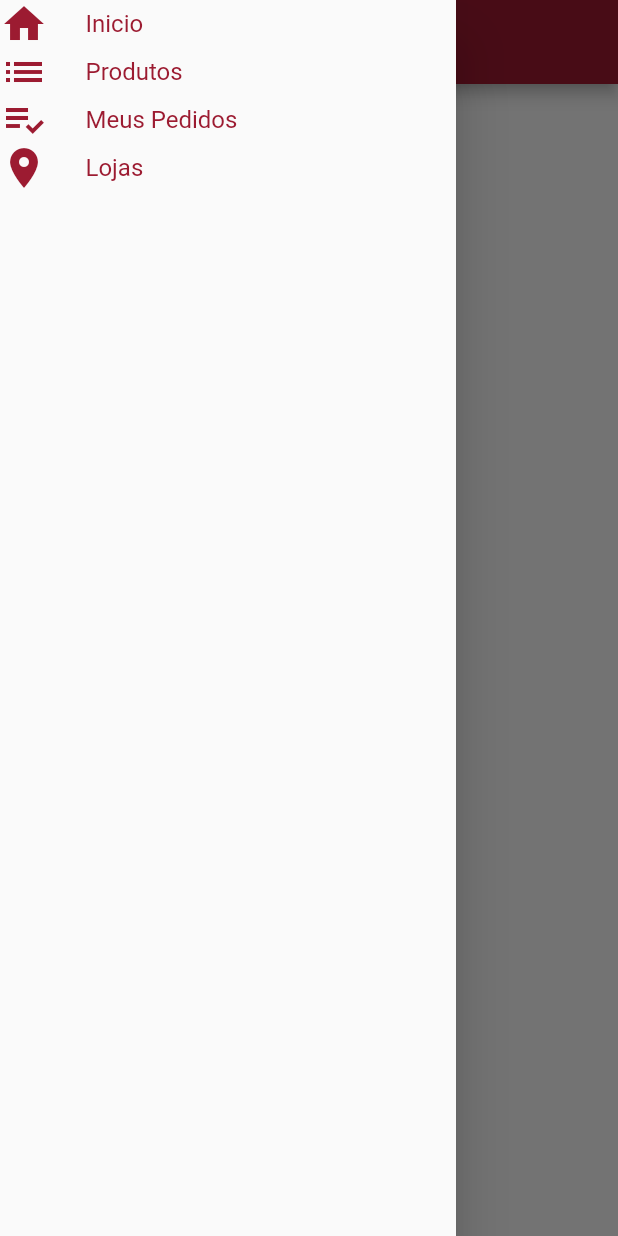
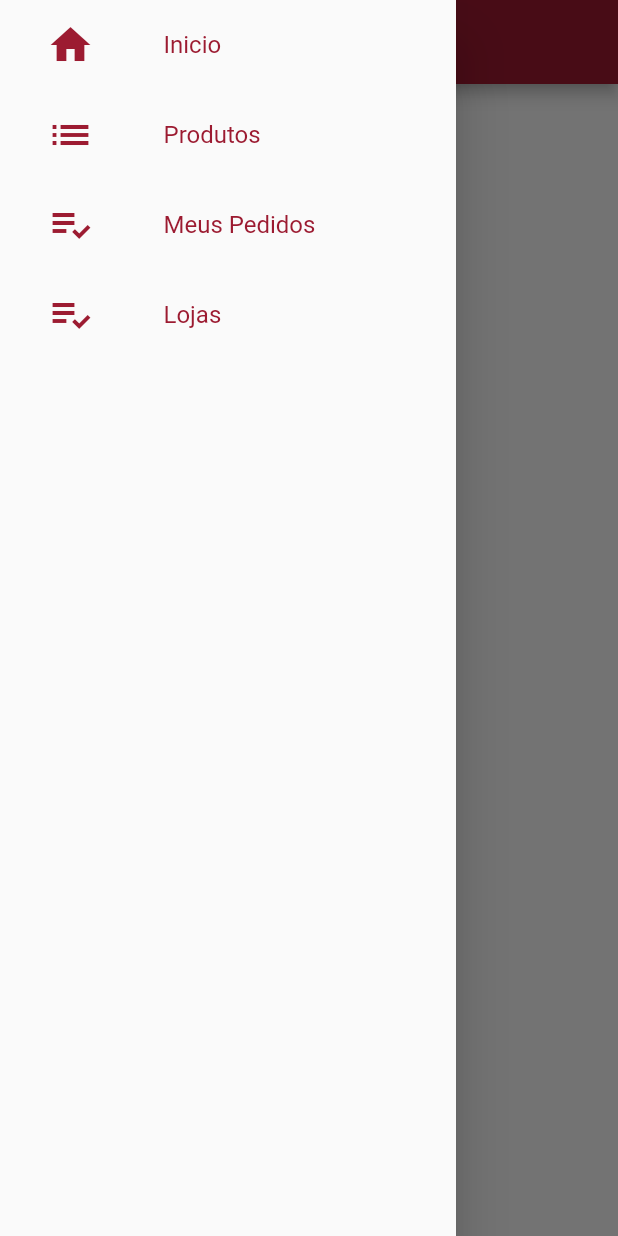
Before and after one commit to me-lynx/LojaVirtualFlutter, a Flutter app: the screen it shows after launch, with the side drawer open, on a phone screen of 412 x 824 dp. Run offline on Flutter 3.47's test engine with Material 2 defaults, Android fonts, the phone set to English and light mode, and no system bars; our stand-ins replace cloud_firestore; accounts and stored records are empty.

```diff
--- a/lib/common/custom_drawer/custom_drawer.dart
+++ b/lib/common/custom_drawer/custom_drawer.dart
@@ -10,18 +10,22 @@ class CustomDrawer extends StatelessWidget {
           DrawerTile(
             iconData: Icons.home,
             title: 'Inicio',
+            page: 0,
           ),
           DrawerTile(
             iconData: Icons.list,
             title: 'Produtos',
+            page: 1,
           ),
           DrawerTile(
             iconData: Icons.playlist_add_check,
             title: 'Meus Pedidos',
+            page: 2,
           ),
           DrawerTile(
-            iconData: Icons.location_on,
+            iconData: Icons.playlist_add_check,
             title: 'Lojas',
+            page: 3,
           ),
         ],
       ),
--- a/lib/common/custom_drawer/drawer.tile.dart
+++ b/lib/common/custom_drawer/drawer.tile.dart
@@ -1,22 +1,32 @@
 import 'package:flutter/material.dart';
 
 class DrawerTile extends StatelessWidget {
-  DrawerTile({this.iconData, this.title});
+  const DrawerTile({this.iconData, this.title, this.page});
 
   final IconData iconData;
   final String title;
+  final int page;
 
   @override
   Widget build(BuildContext context) {
-    return Row(
+    return InkWell(
+      onTap: () {
+        debugPrint('Oi $page');
+      },
+      child: SizedBox(
+        height: 60,
+        child: Row(
           children: <Widget>[
-        Icon(
+            Padding(
+              padding: const EdgeInsets.symmetric(horizontal: 31),
+              child: Icon(
                 iconData,
                 size: 32,
                 color: Color.fromARGB(255, 156, 27, 49),
               ),
+            ),
             const SizedBox(
-          width: 25,
+              width: 15,
             ),
             Text(
               title,
@@ -26,6 +36,8 @@ class DrawerTile extends StatelessWidget {
               ),
             )
           ],
+        ),
+      ),
     );
   }
 }
--- a/pubspec.yaml
+++ b/pubspec.yaml
@@ -30,6 +30,7 @@ dependencies:
   cupertino_icons: ^0.1.3
 
   #firebase
+  provider: ^4.1.2
   cloud_firestore: ^0.13.5
   firebase_auth: ^0.16.0
   firebase_storage: ^3.1.5
```
Also changed, not shown: pubspec.lock. Lines whose indentation alone changed are shown as unchanged.
